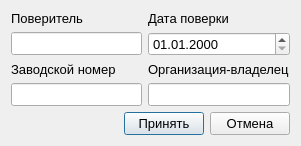
Qt form ui/variable_template_fields_form.ui (irsural/calibrator_pc) before a commit.
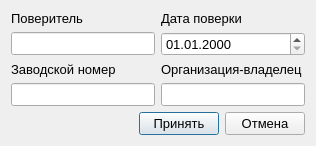
The same form after that commit.

The edit to the form file:
```diff
--- a/ui/variable_template_fields_form.ui
+++ b/ui/variable_template_fields_form.ui
@@ -6,7 +6,7 @@
    <rect>
     <x>0</x>
     <y>0</y>
-    <width>301</width>
+    <width>316</width>
     <height>146</height>
    </rect>
   </property>
```
